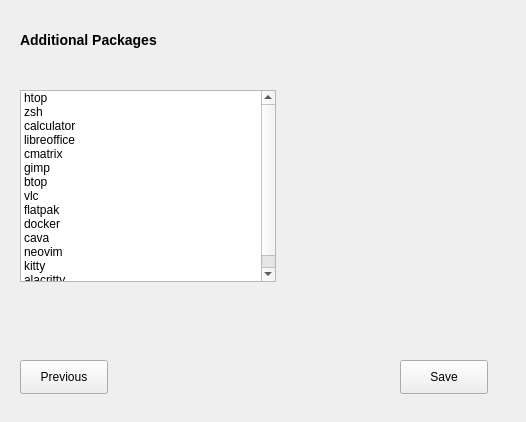
The window that installer.ui (IttsMichael/K-Arch-Installer) describes before a commit, drawn with Qt 5.
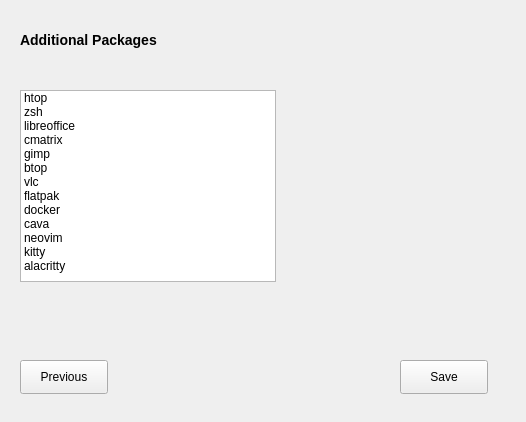
The same window after the commit. Custom widgets are drawn as their Qt base class.

```diff
--- a/installer.ui
+++ b/installer.ui
@@ -1047,17 +1047,6 @@
        <set>ItemIsDragEnabled|ItemIsUserCheckable|ItemIsEnabled</set>
       </property>
      </item>
-     <item>
-      <property name="text">
-       <string>calculator</string>
-      </property>
-      <property name="checkState">
-       <enum>Unchecked</enum>
-      </property>
-      <property name="flags">
-       <set>ItemIsDragEnabled|ItemIsUserCheckable|ItemIsEnabled</set>
-      </property>
-     </item>
      <item>
       <property name="text">
        <string>libreoffice</string>
```
